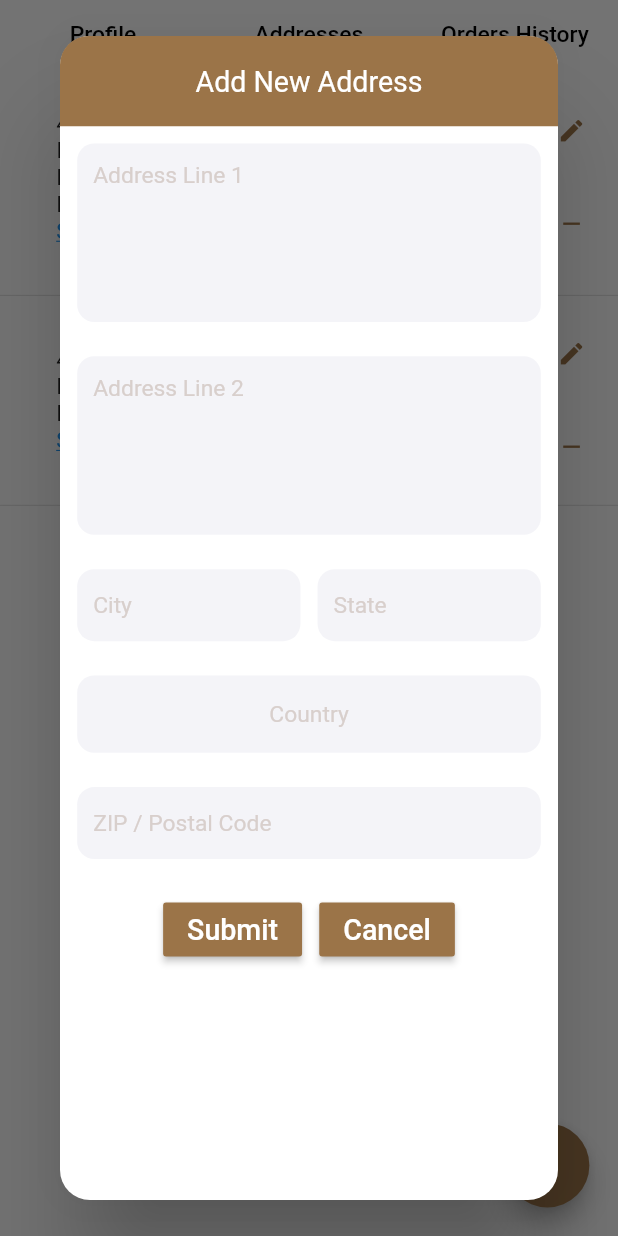
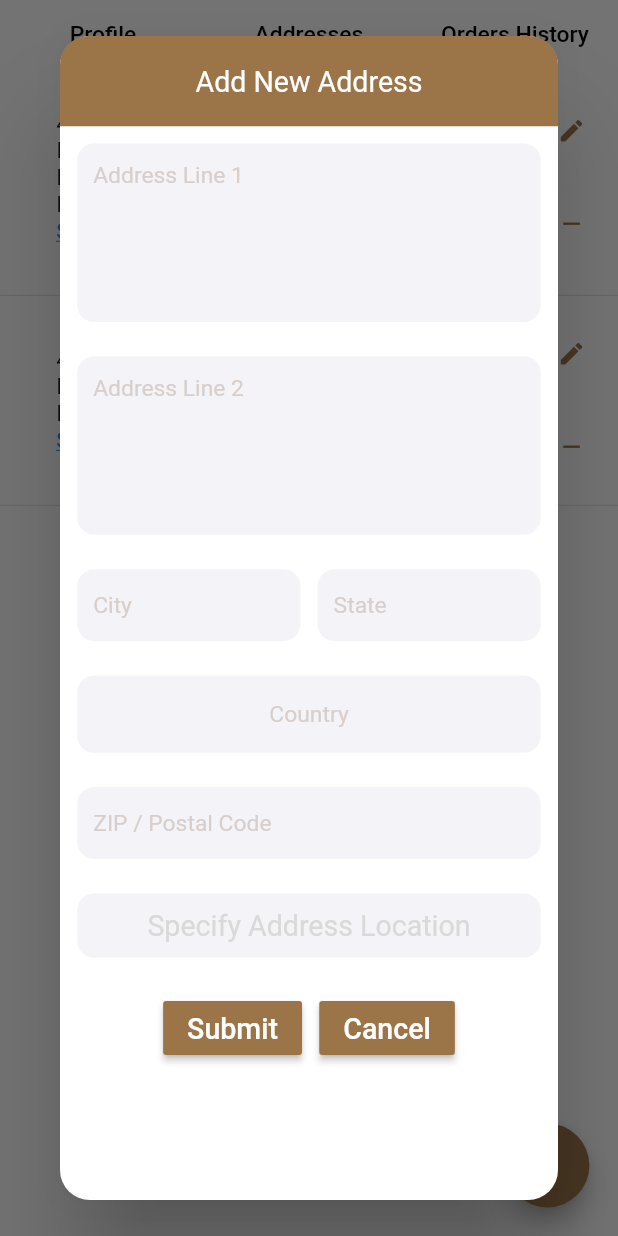
Before and after one commit to ahmed-nussair/t3t3, a Flutter app: the ProfilePage screen opened directly, tab 2 chosen, after a tap on the "add" icon, on a phone screen of 412 x 824 dp. Run offline on Flutter 3.47's test engine with Material 2 defaults, Android fonts, the phone set to English and light mode, and no system bars; our stand-ins replace bloc, flutter_bloc, geolocator, google_maps_flutter, toast; network calls fail.

Commit message:
First Commit

```diff
--- a/lib/view/bloc/home_page/home_page_bloc.dart
+++ b/lib/view/bloc/home_page/home_page_bloc.dart
@@ -24,6 +24,8 @@ class HomePageBloc extends Bloc<HomePageEvent, HomePageState> {
       yield WishListState();
     } else if (event is NavigateToCartPage) {
       yield CartPageState();
+    } else if (event is NavigateToRegistrationAsAMerchantPage) {
+      yield RegisterAsAMerchantPageState();
     } else {
       yield MainPageState();
     }
--- a/lib/view/bloc/home_page/home_page_event.dart
+++ b/lib/view/bloc/home_page/home_page_event.dart
@@ -16,3 +16,5 @@ class NavigateToStorePage extends HomePageEvent {}
 class NavigateToWishListPage extends HomePageEvent {}
 
 class NavigateToCartPage extends HomePageEvent {}
+
+class NavigateToRegistrationAsAMerchantPage extends HomePageEvent {}
--- a/lib/view/bloc/home_page/home_page_state.dart
+++ b/lib/view/bloc/home_page/home_page_state.dart
@@ -18,3 +18,5 @@ class StorePageState extends HomePageState {}
 class WishListState extends HomePageState {}
 
 class CartPageState extends HomePageState {}
+
+class RegisterAsAMerchantPageState extends HomePageState {}
--- a/lib/view/ui/home_pages/profile_pages/add_address.dart
+++ b/lib/view/ui/home_pages/profile_pages/add_address.dart
@@ -1,6 +1,9 @@
 import 'package:flutter/material.dart';
+import 'package:geolocator/geolocator.dart';
 import 'package:t3t3/view/ui/home_pages/profile_pages/country_list.dart';
+import 'package:t3t3/view/ui/home_pages/profile_pages/location_map.dart';
 import 'package:t3t3/view/ui/screen_util.dart';
+import 'package:toast/toast.dart';
 
 import '../../custom_show_dialog.dart';
 
@@ -24,9 +27,14 @@ class _AddAddressState extends State<AddAddress> {
 
   String _country;
 
+  double _latitude;
+  double _longitude;
+
   @override
   void initState() {
     _country = '';
+    _latitude = 0.0;
+    _longitude = 0.0;
     super.initState();
   }
 
@@ -149,6 +157,62 @@ class _AddAddressState extends State<AddAddress> {
                 ),
                 Padding(
                   padding: EdgeInsets.all(_screenUtil.setWidth(30)),
+                  child: GestureDetector(
+                    onTap: () async {
+                      if (_line1Controller.text.isEmpty) {
+                        Toast.show(
+                            "Specify the address first (Fill at least the line 1 of the address",
+                            context,
+                            duration: Toast.LENGTH_LONG,
+                            gravity: Toast.BOTTOM);
+                        return;
+                      }
+
+                      Position position = await getCurrentPosition(
+                          desiredAccuracy: LocationAccuracy.high);
+                      Navigator.of(context).push(MaterialPageRoute(
+                          builder: (context) => LocationMap(
+                                address:
+                                    '${_line1Controller.text}\n${_line2Controller.text}',
+                                latitude: position.latitude,
+                                longitude: position.longitude,
+                                onLocationSpecifiedOnMap: (lat, lon) {
+                                  setState(() {
+                                    _latitude = lat;
+                                    _longitude = lon;
+                                  });
+                                  print('Latitude: $_latitude');
+                                  print('Longitude: $_longitude');
+                                },
+                                editing: true,
+                              )));
+                    },
+                    child: Container(
+                      height: _screenUtil.setHeight(100),
+                      decoration: BoxDecoration(
+                        color: Color(0xfff4f4f8),
+                        borderRadius:
+                            BorderRadius.circular(_screenUtil.setWidth(30)),
+                      ),
+                      alignment: Alignment.center,
+                      child: Text(
+                        _latitude > 0 && _longitude > 0
+                            ? '$_latitude, $_longitude'
+                            : 'Specify Address Location',
+                        style: TextStyle(
+                          fontSize: _latitude > 0 && _longitude > 0
+                              ? _screenUtil.setSp(37)
+                              : _screenUtil.setSp(50),
+                          color: _latitude > 0 && _longitude > 0
+                              ? Colors.black
+                              : Color(0xffd9d9d9),
+                        ),
+                      ),
+                    ),
+                  ),
+                ),
+                Padding(
+                  padding: EdgeInsets.all(_screenUtil.setWidth(30)),
                   child: Row(
                     mainAxisAlignment: MainAxisAlignment.center,
                     children: [
@@ -163,6 +227,8 @@ class _AddAddressState extends State<AddAddress> {
                               'state': _stateController.text,
                               'country': _country,
                               'zipPostalCode': _poController.text,
+                              'latitude': '$_latitude',
+                              'longitude': '$_longitude',
                             };
                             widget.onAddressAdded(data);
                             Navigator.of(context).pop();
--- a/pubspec.yaml
+++ b/pubspec.yaml
@@ -29,6 +29,7 @@ dependencies:
   http: ^0.12.0+4
   google_maps_flutter: ^0.5.31
   geolocator: ^6.0.0+4
+  toast: ^0.1.5
 
 dev_dependencies:
   flutter_test:
```
Also changed, not shown: lib/view/ui/home.dart (+19 -4 lines), lib/view/ui/home_pages/home_page.dart (+91 -60 lines), lib/view/ui/home_pages/profile_pages/location_map.dart (+12 -3 lines), lib/view/ui/home_pages/register_as_a_merchant_page.dart (added, +20 -0 lines), lib/view/ui/home_pages/sub_category.dart (added, +13 -0 lines), assets/all_sub_categories.png (added), pubspec.lock, 1 other file.
